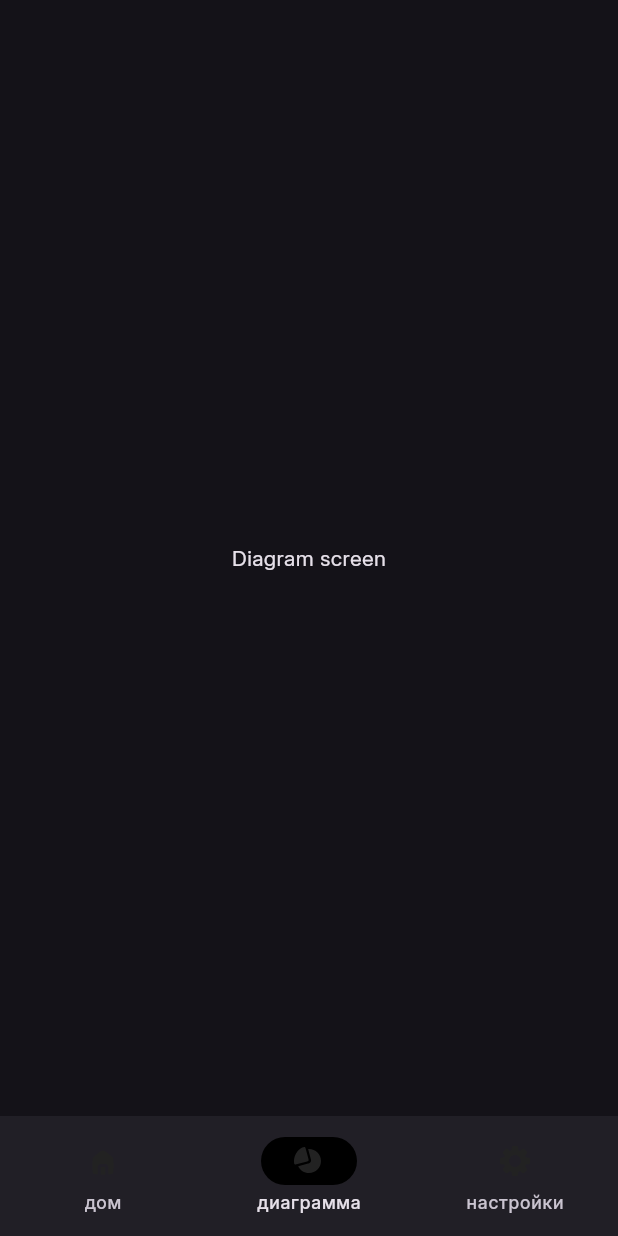
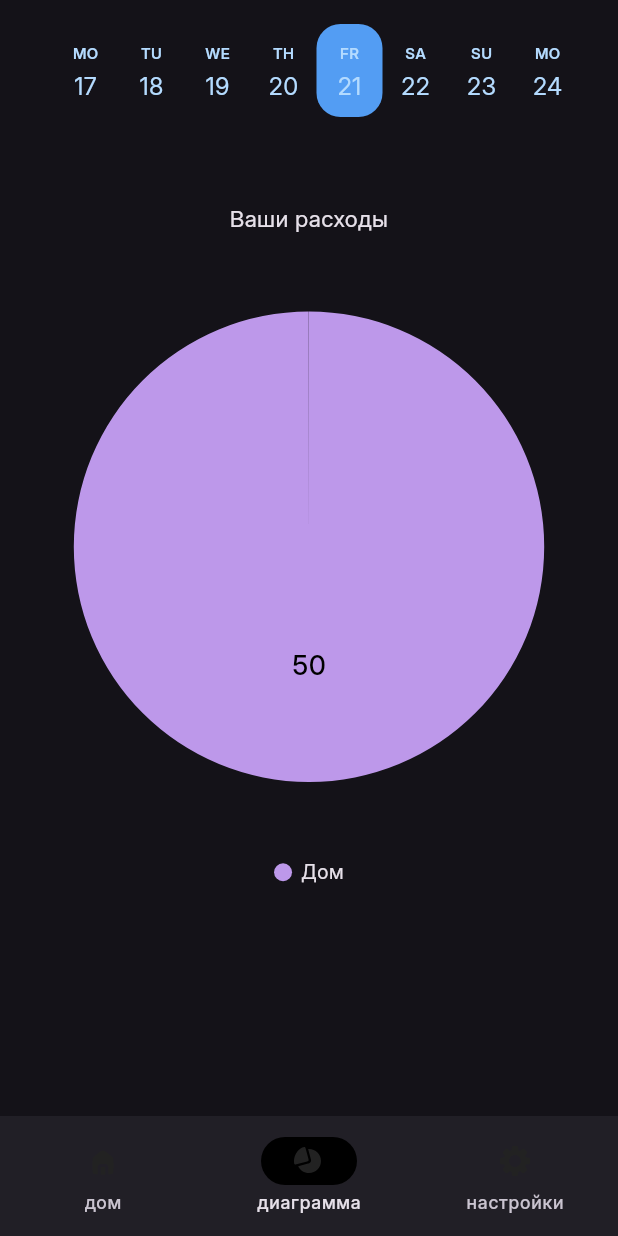
Before and after one commit to Skylaunch/findet, a Flutter app: the screen it shows after launch, item 2 of the bottom bar chosen, on a phone screen of 412 x 824 dp. Run offline on Flutter 3.47's test engine with Material 3 defaults, Android fonts, the phone set to English and light mode, and no system bars; our stand-ins replace flutter_bloc, flutter_svg, fluttertoast, go_router, injectable, logger and 1 more.

Commit message:
Добавил ui экрана диаграммы, также частично логику, Firebase быстро подключить не получилось, поэтому пока заменил на моки

```diff
--- a/lib/blocs/blocs.dart
+++ b/lib/blocs/blocs.dart
@@ -1,6 +1,8 @@
 import 'package:findet/blocs/global/theme_bloc.dart';
+import 'package:findet/blocs/local/diagram_bloc.dart';
 import 'package:flutter_bloc/flutter_bloc.dart';
 
 List<BlocProvider> get providers => [
       BlocProvider<ThemeBloc>(create: (context) => ThemeBloc()),
+      BlocProvider<DiagramBloc>(create: (context) => DiagramBloc()),
     ];
--- /dev/null
+++ b/lib/blocs/local/diagram_bloc.dart
@@ -0,0 +1,106 @@
+import 'package:findet/data/datasources_impl/db_datasource_impl/db_datasource_impl.dart';
+import 'package:findet/domain/datasources/db_datasource/db_datasource.dart';
+import 'package:findet/domain/models/financial_operation_model.dart';
+import 'package:flutter_bloc/flutter_bloc.dart';
+
+/// Эвент блока работы с диаграммами
+abstract class DiagramEvent {}
+
+/// Эвент начала загрузки диаграммы
+class DiagramStartLoadingEvent extends DiagramEvent {}
+
+/// Эвент фильтрации списка операций по конкретному дню
+class DiagramDateFilteringEvent extends DiagramEvent {
+  DiagramDateFilteringEvent({required this.filteringTime});
+
+  final DateTime filteringTime;
+}
+
+/// Эвент окончания загрузки диаграммы
+class DiagramLoadedEvent extends DiagramEvent {
+  DiagramLoadedEvent({
+    required this.filteringTime,
+    required this.financialOperations,
+  });
+
+  final List<FinancialOperationModel> financialOperations;
+
+  final DateTime filteringTime;
+}
+
+/// Стейт блока работы с диаграммами
+abstract class DiagramState {}
+
+/// Стейт загрузки
+class DiagramLoadingState extends DiagramState {}
+
+/// Стейт загруженных данных
+class DiagramLoadedState extends DiagramState {
+  DiagramLoadedState({
+    required this.financialOperations,
+    required this.filteringTime,
+  });
+
+  final List<FinancialOperationModel> financialOperations;
+  final DateTime filteringTime;
+}
+
+class DiagramBloc extends Bloc<DiagramEvent, DiagramState> {
+  DiagramBloc() : super(DiagramLoadingState()) {
+    // Переделать через DI
+    DBDatasource datasource = DBDatasourceImpl();
+
+    on<DiagramStartLoadingEvent>((event, emit) async {
+      final lastOperationTime = await datasource.getLastOperationTime();
+
+      add(
+        DiagramDateFilteringEvent(
+          filteringTime: lastOperationTime,
+        ),
+      );
+    });
+
+    on<DiagramDateFilteringEvent>((event, emit) async {
+      final filteredFinancialOperations = await datasource.getFinancesDataForDay(event.filteringTime);
+
+      add(
+        DiagramLoadedEvent(
+          financialOperations: filteredFinancialOperations,
+          filteringTime: event.filteringTime,
+        ),
+      );
+    });
+
+    on<DiagramLoadedEvent>(
+      (event, emit) {
+        emit(
+          DiagramLoadedState(
+            financialOperations: event.financialOperations,
+            filteringTime: event.filteringTime,
+          ),
+        );
+      },
+    );
+  }
+
+  String getDayFirstLetters(DateTime dateFilterTime) {
+    switch (dateFilterTime.weekday) {
+      case 1:
+        return 'MO';
+      case 2:
+        return 'TU';
+      case 3:
+        return 'WE';
+      case 4:
+        return 'TH';
+      case 5:
+        return 'FR';
+      case 6:
+        return 'SA';
+      case 7:
+        return 'SU';
+      default:
+        throw ('Ошибка при преобразовании дня недели в строку');
+    }
+  }
+}
--- /dev/null
+++ b/lib/data/datasources_impl/db_datasource_impl/db_datasource_impl.dart
@@ -0,0 +1,102 @@
+import 'package:findet/domain/datasources/db_datasource/db_datasource.dart';
+import 'package:findet/domain/models/enum/currency_type.dart';
+import 'package:findet/domain/models/financial_operation_model.dart';
+import 'package:findet/helpers/extensions.dart';
+// import 'package:firebase_database/firebase_database.dart';
+
+class DBDatasourceImpl extends DBDatasource {
+  // final FirebaseDatabase database = FirebaseDatabase.instance;
+
+  final mockFinanceOperationsData = [
+    FinancialOperationModel(
+      id: 1,
+      financeDifference: 50,
+      currency: CurrencyType.dollar,
+      category: 'Здоровье',
+      time: DateTime.utc(2025, 2, 22, 20, 18, 04),
+    ),
+    FinancialOperationModel(
+      id: 2,
+      financeDifference: 50,
+      currency: CurrencyType.dollar,
+      category: 'Еда',
+      time: DateTime.utc(2025, 2, 22, 21, 18, 04),
+    ),
+    FinancialOperationModel(
+      id: 3,
+      financeDifference: 50,
+      currency: CurrencyType.dollar,
+      category: 'Дом',
+      time: DateTime.utc(2025, 2, 21, 20, 18, 04),
+    ),
+  ];
+
+  @override
+  Future<DateTime> getLastOperationTime() async {
+    return mockFinanceOperationsData.last.time;
+  }
+
+  @override
+  Future<List<FinancialOperationModel>> getFinancesData() async {
+    // try {
+    //   final snapshot = await database.ref('financialOperations').get();
+    //   if (snapshot.exists) {
+    //     final values = snapshot.value as List;
+    //     List<FinancialOperationModel> financialOperations =
+    //         List<FinancialOperationModel>.from(
+    //       values.map(
+    //         (json) => FinancialOperationModel.fromJson(json),
+    //       ),
+    //     ).toList();
+
+    //     return financialOperations;
+    //   }
+    // } catch (e, s) {
+    //   appLogger.e(
+    //     'Ошибка во время получения финансовых операций',
+    //     error: e,
+    //     stackTrace: s,
+    //   );
+    // }
+
+    // return [];
+    return mockFinanceOperationsData;
+  }
+
+  @override
+  Future<void> removeFinancesData(int id) async {
+    // final financialOperationRef =
+    //     FirebaseDatabase.instance.ref('financialOperations/$id');
+
+    // await financialOperationRef.remove();
+  }
+
+  @override
+  Future<List<FinancialOperationModel>> getFinancesDataForDay(DateTime filteringTime) async {
+    return mockFinanceOperationsData.where((financeOperation) {
+      return financeOperation.time.isEqual(filteringTime);
+    }).toList();
+  }
+
+  @override
+  Future<void> saveFinanceData(FinancialOperationModel model) async {
+    // try {
+    //   final financialOperationRef =
+    //       FirebaseDatabase.instance.ref('financialOperations/${model.id}');
+    //   financialOperationRef.set(model.toJson());
+    // } catch (e, s) {
+    //   appLogger.e(
+    //     'Ошибка во время добавления финансовой операции',
+    //     error: e,
+    //     stackTrace: s,
+    //   );
+    // }
+  }
+
+  @override
+  Future<void> saveFinancesDataList(models) async {
+    for (final model in models) {
+      await saveFinanceData(model);
+    }
+  }
+}
--- /dev/null
+++ b/lib/domain/datasources/db_datasource/db_datasource.dart
@@ -0,0 +1,11 @@
+import 'package:findet/domain/models/financial_operation_model.dart';
+import 'package:injectable/injectable.dart';
+
+abstract class DBDatasource extends Injectable {
+  Future<DateTime> getLastOperationTime();
+  Future<List<FinancialOperationModel>> getFinancesData();
+  Future<void> saveFinanceData(FinancialOperationModel model);
+  Future<void> saveFinancesDataList(List<FinancialOperationModel> models);
+  Future<void> removeFinancesData(int id);
+  Future<List<FinancialOperationModel>> getFinancesDataForDay(DateTime filteringTime);
+}
--- /dev/null
+++ b/lib/domain/models/enum/currency_type.dart
@@ -0,0 +1,35 @@
+enum CurrencyType {
+  rubles,
+  euro,
+  dollar,
+  belarusianRuble;
+
+  @override
+  String toString() {
+    switch (this) {
+      case CurrencyType.rubles:
+        return 'RUB';
+      case CurrencyType.belarusianRuble:
+        return 'BYN';
+      case CurrencyType.dollar:
+        return 'USD';
+      case CurrencyType.euro:
+        return 'EUR';
+    }
+  }
+
+  static CurrencyType fromString(String currencyAsString) {
+    switch (currencyAsString) {
+      case 'RUB':
+        return CurrencyType.rubles;
+      case 'BYN':
+        return CurrencyType.belarusianRuble;
+      case 'USD':
+        return CurrencyType.dollar;
+      case 'EUR':
+        return CurrencyType.euro;
+      default:
+        throw ('Ошибка при преобразовании валюты из строки');
+    }
+  }
+}
--- /dev/null
+++ b/lib/domain/models/financial_operation_model.dart
@@ -0,0 +1,35 @@
+import 'package:findet/domain/models/enum/currency_type.dart';
+
+class FinancialOperationModel {
+  FinancialOperationModel({
+    required this.id,
+    required this.financeDifference,
+    required this.currency,
+    required this.category,
+    required this.time,
+  });
+
+  final int id;
+  final num financeDifference;
+  final CurrencyType currency;
+  final String category;
+  final DateTime time;
+
+  Map<String, dynamic> toJson() {
+    return {
+      'id': id,
+      'financeDifference': financeDifference.toString(),
+      'currency': currency.toString(),
+      'category': category,
+      'time': time.toIso8601String(),
+    };
+  }
+
+  factory FinancialOperationModel.fromJson(Map<String, dynamic> json) => FinancialOperationModel(
+        id: json['id'],
+        financeDifference: json['financeDifference'],
+        currency: CurrencyType.fromString(json['currency']),
+        category: json['category'],
+        time: DateTime.parse(json['time'] as String),
+      );
+}
--- a/lib/main.dart
+++ b/lib/main.dart
@@ -2,11 +2,16 @@ import 'package:findet/blocs/blocs.dart';
 import 'package:findet/blocs/global/theme_bloc.dart';
 import 'package:findet/generated/l10n.dart';
 import 'package:findet/ui/router/router.dart';
+// import 'package:firebase_core/firebase_core.dart';
 import 'package:flutter/material.dart';
 import 'package:flutter_bloc/flutter_bloc.dart';
 import 'package:flutter_localizations/flutter_localizations.dart';
 
 void main() {
+  // WidgetsFlutterBinding.ensureInitialized();
+
+  // await Firebase.initializeApp();
+
   runApp(const MainApp());
 }
 
--- a/lib/ui/features/diagram/diagram_screen.dart
+++ b/lib/ui/features/diagram/diagram_screen.dart
@@ -1,13 +1,84 @@
+import 'package:findet/blocs/local/diagram_bloc.dart';
+import 'package:findet/domain/models/financial_operation_model.dart';
+import 'package:findet/ui/features/diagram/widgets/dates_filter.dart';
 import 'package:flutter/material.dart';
+import 'package:flutter_bloc/flutter_bloc.dart';
+import 'package:syncfusion_flutter_charts/charts.dart';
 
-class DiagramScreen extends StatelessWidget {
+class DiagramScreen extends StatefulWidget {
   const DiagramScreen({super.key});
 
   @override
+  State<DiagramScreen> createState() => _DiagramScreenState();
+}
+
+class _DiagramScreenState extends State<DiagramScreen> {
+  late final DiagramBloc diagramBloc;
+
+  @override
+  void initState() {
+    super.initState();
+
+    diagramBloc = context.read<DiagramBloc>()..add(DiagramStartLoadingEvent());
+  }
+
+  @override
   Widget build(BuildContext context) {
-    return const Scaffold(
-      body: Center(
-        child: Text('Diagram screen'),
+    return SafeArea(
+      child: Scaffold(
+        body: Column(
+          mainAxisSize: MainAxisSize.min,
+          children: [
+            const DatesFilter(),
+            const SizedBox(height: 31),
+            SizedBox(
+              height: 480,
+              child: BlocBuilder<DiagramBloc, DiagramState>(
+                builder: (context, state) => state is DiagramLoadedState
+                    ? state.financialOperations.isNotEmpty
+                        ? SfCircularChart(
+                            title: const ChartTitle(text: 'Ваши расходы'),
+                            legend: const Legend(
+                              isVisible: true,
+                              overflowMode: LegendItemOverflowMode.wrap,
+                            ),
+                            palette: const <Color>[
+                              Color(0xffBD98EA),
+                              Color(0xff8974A3),
+                              Color(0xff67478E),
+                            ],
+                            series: <CircularSeries>[
+                              PieSeries<FinancialOperationModel?, String>(
+                                dataSource: state.financialOperations,
+                                xValueMapper: (FinancialOperationModel? value, _) => value?.category,
+                                yValueMapper: (FinancialOperationModel? value, _) => value?.financeDifference,
+                                explode: true,
+                                explodeOffset: '10%',
+                                dataLabelSettings: const DataLabelSettings(
+                                  isVisible: true,
+                                  textStyle: TextStyle(
+                                    fontSize: 18,
+                                    fontWeight: FontWeight.w500,
+                                  ),
+                                ),
+                                animationDuration: 500,
+                              )
+                            ],
+                          )
+                        : const Center(
+                            child: Text(
+                            'В этот день расходов не наблюдается ☺👍',
+                            textAlign: TextAlign.center,
+                            style: TextStyle(
+                              color: Color(0xffB4DBFF),
+                              fontSize: 23,
+                            ),
+                          ))
+                    : const CircularProgressIndicator(),
+              ),
+            ),
+          ],
+        ),
       ),
     );
   }
--- /dev/null
+++ b/lib/ui/features/diagram/widgets/date_filter_item.dart
@@ -0,0 +1,50 @@
+import 'package:findet/blocs/local/diagram_bloc.dart';
+import 'package:flutter/material.dart';
+import 'package:flutter_bloc/flutter_bloc.dart';
+
+class DateFilterItem extends StatelessWidget {
+  const DateFilterItem({
+    super.key,
+    required this.dateFilterTime,
+    required this.isSelected,
+  });
+
+  final DateTime dateFilterTime;
+  final bool isSelected;
+
+  @override
+  Widget build(BuildContext context) {
+    final diagramBloc = context.read<DiagramBloc>();
+
+    return Container(
+      height: 62,
+      width: 44,
+      decoration: BoxDecoration(
+        color: isSelected ? const Color(0xff539DF3) : Colors.transparent,
+        borderRadius: BorderRadius.circular(16),
+      ),
+      child: Column(
+        mainAxisSize: MainAxisSize.min,
+        children: [
+          const SizedBox(height: 12),
+          Text(
+            diagramBloc.getDayFirstLetters(dateFilterTime),
+            style: const TextStyle(
+              color: Color(0xffB4DBFF),
+              fontSize: 10,
+              fontWeight: FontWeight.w600,
+            ),
+          ),
+          const SizedBox(height: 4),
+          Text(
+            dateFilterTime.day.toString(),
+            style: const TextStyle(
+              color: Color(0xffB4DBFF),
+              fontSize: 16,
+            ),
+          ),
+        ],
+      ),
+    );
+  }
+}
--- /dev/null
+++ b/lib/ui/features/diagram/widgets/dates_filter.dart
@@ -0,0 +1,53 @@
+import 'package:findet/blocs/local/diagram_bloc.dart';
+import 'package:findet/helpers/extensions.dart';
+import 'package:findet/ui/features/diagram/widgets/date_filter_item.dart';
+import 'package:flutter/material.dart';
+import 'package:flutter_bloc/flutter_bloc.dart';
+
+class DatesFilter extends StatefulWidget {
+  const DatesFilter({super.key});
+
+  @override
+  State<DatesFilter> createState() => _DatesFilterState();
+}
+
+class _DatesFilterState extends State<DatesFilter> {
+  @override
+  Widget build(BuildContext context) {
+    final diagramBloc = context.watch<DiagramBloc>();
+    final diagramBlocState = diagramBloc.state;
+
+    return diagramBlocState is DiagramLoadedState
+        ? SizedBox(
+            width: MediaQuery.of(context).size.width - 18,
+            height: 94,
+            child: Padding(
+              padding: const EdgeInsets.all(16),
+              child: ListView.builder(
+                  scrollDirection: Axis.horizontal,
+                  reverse: true,
+                  // itemCount: diagramBlocState.financialOperations.length,
+                  itemBuilder: (context, index) {
+                    // final operation = diagramBlocState.financialOperations[index];
+                    // final isSelected = operation.time.isEqual(diagramBlocState.filteringTime);
+
+                    DateTime date = DateTime.now().subtract(Duration(days: index));
+                    final isSelected = date.isEqual(diagramBlocState.filteringTime);
+
+                    return InkWell(
+                      highlightColor: Colors.transparent,
+                      splashColor: Colors.transparent,
+                      onTap: () {
+                        diagramBloc.add(DiagramDateFilteringEvent(filteringTime: date));
+                      },
+                      child: DateFilterItem(
+                        dateFilterTime: date, //operation.time,
+                        isSelected: isSelected,
+                      ),
+                    );
+                  }),
+            ),
+          )
+        : const SizedBox.shrink();
+  }
+}
```
